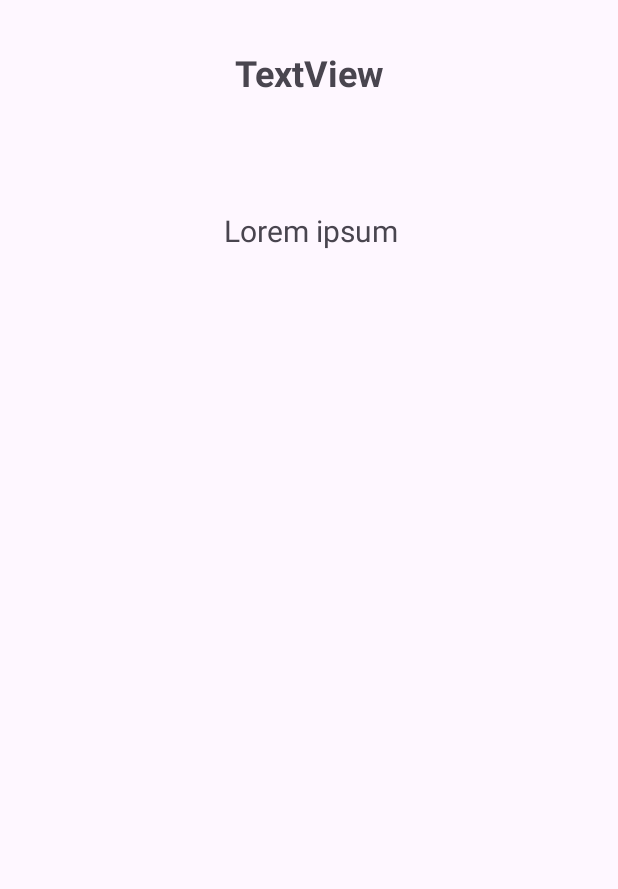
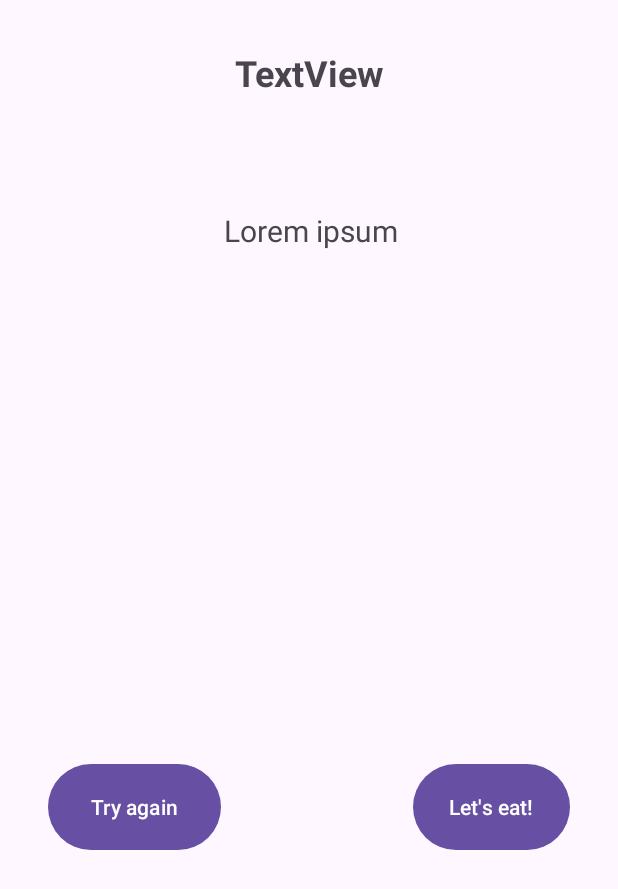
Before and after one commit to NickTaflampas/Dishider, an Android app: the layout activity_food_result.xml on its own in the app's theme, with its tools: preview values and no code run, on a phone screen of 412 x 824 dp. Shown: the top 889 px of the screen. Run offline under Robolectric (Android 15) with nearby library versions, the phone set to English and light mode, and no system bars.

Commit message:
Added functional result screen with changeable nutrient scores.

```diff
--- a/app/src/main/res/layout/activity_food_result.xml
+++ b/app/src/main/res/layout/activity_food_result.xml
@@ -32,4 +32,25 @@
         app:layout_constraintHorizontal_bias="0.515"
         app:layout_constraintStart_toStartOf="parent"
         app:layout_constraintTop_toBottomOf="@+id/foodTitle" />
+
+    <Button
+        android:id="@+id/retry_food_button"
+        android:layout_width="115dp"
+        android:layout_height="65dp"
+        android:layout_marginStart="32dp"
+        android:layout_marginTop="32dp"
+        android:text="@string/option_retry_food"
+        app:layout_constraintStart_toStartOf="parent"
+        app:layout_constraintTop_toBottomOf="@+id/foodDescription" />
+
+    <Button
+        android:id="@+id/confirm_food_button"
+        android:layout_width="0dp"
+        android:layout_height="65dp"
+        android:layout_marginTop="32dp"
+        android:layout_marginEnd="32dp"
+        android:text="@string/option_confirm_food"
+        app:layout_constraintEnd_toEndOf="parent"
+        app:layout_constraintTop_toBottomOf="@+id/foodDescription" />
+
 </androidx.constraintlayout.widget.ConstraintLayout>
--- a/app/src/main/res/values/strings.xml
+++ b/app/src/main/res/values/strings.xml
@@ -8,5 +8,7 @@
     <string name="option_snack_meal">I want a full course!</string>
     <string name="option_vegan"> Should I suggest only vegan-friendly options?</string>
     <string name="option_generate">Let\'s eat!</string>
+    <string name="option_retry_food">Try again</string>
+    <string name="option_confirm_food">Let\'s eat!</string>
 
 </resources>
```
Also changed, not shown: app/src/main/java/me/codenick/dishider/FoodResult.java (+41 -9 lines), app/src/main/java/me/codenick/dishider/MainActivity.java (+14 -2 lines).
